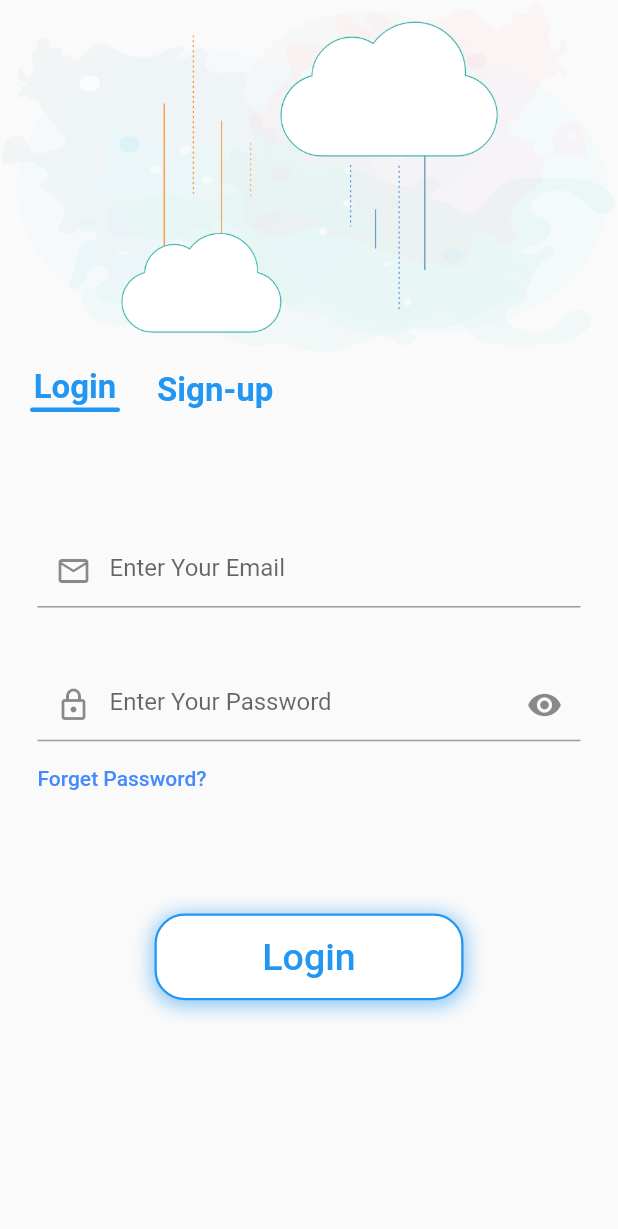
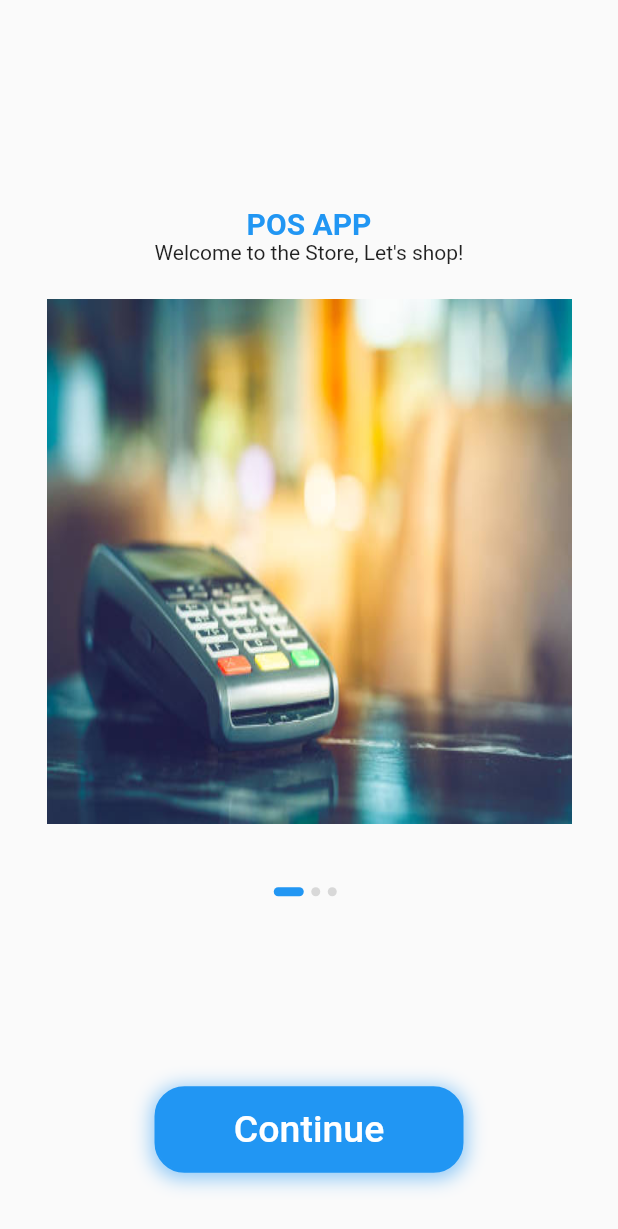
Before and after one commit to AlmahmudiAnas/POS_App, a Flutter app: the screen it shows after launch, on a phone screen of 412 x 824 dp. Shown: the top 1229 px of the screen. Run offline on Flutter 3.47's test engine with Material 2 defaults, Android fonts, the light colour scheme and no system bars; our stand-ins replace flutter_otp_text_field.

Commit message:
splash screen

```diff
--- /dev/null
+++ b/lib/Screens/Splash Screen/splash_content.dart
@@ -0,0 +1,38 @@
+import 'package:flutter/material.dart';
+
+class SplashContent extends StatelessWidget {
+  SplashContent({
+    super.key,
+    required this.image,
+    required this.text,
+  });
+  final String? text, image;
+
+  @override
+  Widget build(BuildContext context) {
+    return Column(
+      children: [
+        //Spacer(),
+        Text(
+          "POS APP",
+          style: TextStyle(
+            fontSize: 20,
+            color: Colors.blue,
+            fontWeight: FontWeight.bold,
+          ),
+        ),
+        Text(
+          "$text",
+          textAlign: TextAlign.center,
+        ),
+        Spacer(flex: 2),
+        Image.asset(
+          "$image",
+          height: 350,
+          width: 350,
+          fit: BoxFit.fill,
+        )
+      ],
+    );
+  }
+}
--- /dev/null
+++ b/lib/Screens/Splash Screen/splash_screen.dart
@@ -0,0 +1,105 @@
+import 'dart:ui';
+
+import 'package:flutter/material.dart';
+import 'package:pos_application/My%20Widgets/my_button.dart';
+import 'package:pos_application/Screens/Auth%20Screens/auth_screen.dart';
+
+import 'splash_content.dart';
+
+class SplashScreen extends StatefulWidget {
+  SplashScreen({super.key});
+  static String routeName = "Splash Screen";
+
+  @override
+  State<SplashScreen> createState() => _SplashScreenState();
+}
+
+class _SplashScreenState extends State<SplashScreen> {
+  int currentPage = 0;
+  List<Map<String, String>> splashData = [
+    {
+      "text": "Welcome to the Store, Let's shop!",
+      "image": "images/istockphoto.jpg",
+    },
+    {
+      "text": "We help people connect with store \naround Libya",
+      "image": "images/37ee7ce9979a45034b40c3df22d5e1b2(1).png",
+    },
+    {
+      "text": "We show the easy way to shop. \nJust stay home and shop with us",
+      "image": "images/in-cloud3.png",
+    }
+  ];
+  @override
+  Widget build(BuildContext context) {
+    Size size = MediaQuery.of(context).size;
+    return Scaffold(
+      body: SizedBox(
+        width: double.infinity,
+        child: Column(
+          children: [
+            Spacer(flex: 1),
+            Expanded(
+              flex: 3,
+              child: PageView.builder(
+                onPageChanged: (value) {
+                  setState(() {
+                    currentPage = value;
+                  });
+                },
+                itemCount: splashData.length,
+                itemBuilder: (context, index) => SplashContent(
+                  image: splashData[index]["image"],
+                  text: splashData[index]["text"],
+                ),
+              ),
+            ),
+            Expanded(
+              flex: 2,
+              child: Padding(
+                padding: EdgeInsets.symmetric(
+                  horizontal: 20,
+                ),
+                child: Column(
+                  children: [
+                    Spacer(),
+                    Row(
+                      mainAxisAlignment: MainAxisAlignment.center,
+                      children: List.generate(
+                        splashData.length,
+                        (index) => BuildDot(index: index),
+                      ),
+                    ),
+                    Spacer(flex: 3),
+                    MyButton(
+                        size: size,
+                        buttonText: "Continue",
+                        onPressed: () {
+                          Navigator.pushNamed(context, AuthScreen.routeName);
+                        },
+                        color: Colors.blue,
+                        textColor: Colors.white),
+                    Spacer(),
+                  ],
+                ),
+              ),
+            )
+          ],
+        ),
+      ),
+    );
+  }
+
+  AnimatedContainer BuildDot({required int index}) {
+    return AnimatedContainer(
+      duration: Duration(milliseconds: 200),
+      margin: EdgeInsets.only(right: 5),
+      height: 6,
+      width: currentPage == index ? 20 : 6,
+      decoration: BoxDecoration(
+        color: currentPage == index ? Colors.blue : Color(0xFFD8D8D8),
+        borderRadius: BorderRadius.circular(3),
+      ),
+    );
+  }
+}
--- a/lib/main.dart
+++ b/lib/main.dart
@@ -1,4 +1,5 @@
 import 'package:flutter/material.dart';
+import 'package:pos_application/Screens/Splash%20Screen/splash_screen.dart';
 
 import 'Screens/Auth Screens/auth_screen.dart';
 import 'routes.dart';
@@ -19,7 +20,7 @@ class MyApp extends StatelessWidget {
         primarySwatch: Colors.blue,
       ),
       debugShowCheckedModeBanner: false,
-      initialRoute: AuthScreen.routeName,
+      initialRoute: SplashScreen.routeName,
       routes: routes,
     );
   }
--- a/lib/routes.dart
+++ b/lib/routes.dart
@@ -11,11 +11,13 @@ import 'package:pos_application/Screens/Product%20Screen/edit_product.dart';
 import 'package:pos_application/Screens/Product%20Screen/new_products_screen.dart';
 import 'package:pos_application/Screens/Product%20Screen/product_screen.dart';
 import 'package:pos_application/Screens/Settings/settings.dart';
+import 'package:pos_application/Screens/Splash%20Screen/splash_screen.dart';
 
 import 'Screens/Auth Screens/auth_screen.dart';
 import 'Screens/homePage.dart';
 
 final Map<String, WidgetBuilder> routes = {
+  SplashScreen.routeName:(context) => SplashScreen(),
   HomePage.routeName: (context) => HomePage(),
   AuthScreen.routeName: (context) => AuthScreen(),
   LoginScreen.routeName: (context) => LoginScreen(),
```
Also changed, not shown: lib/Screens/Settings/settings.dart (+41 -27 lines), images/data-technology.jpg (added).
